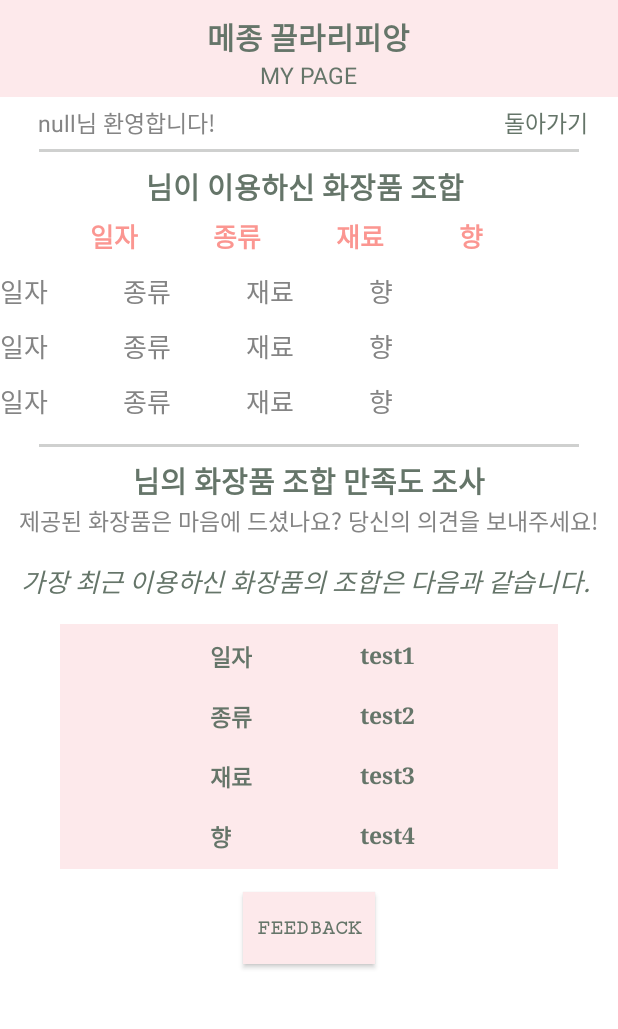
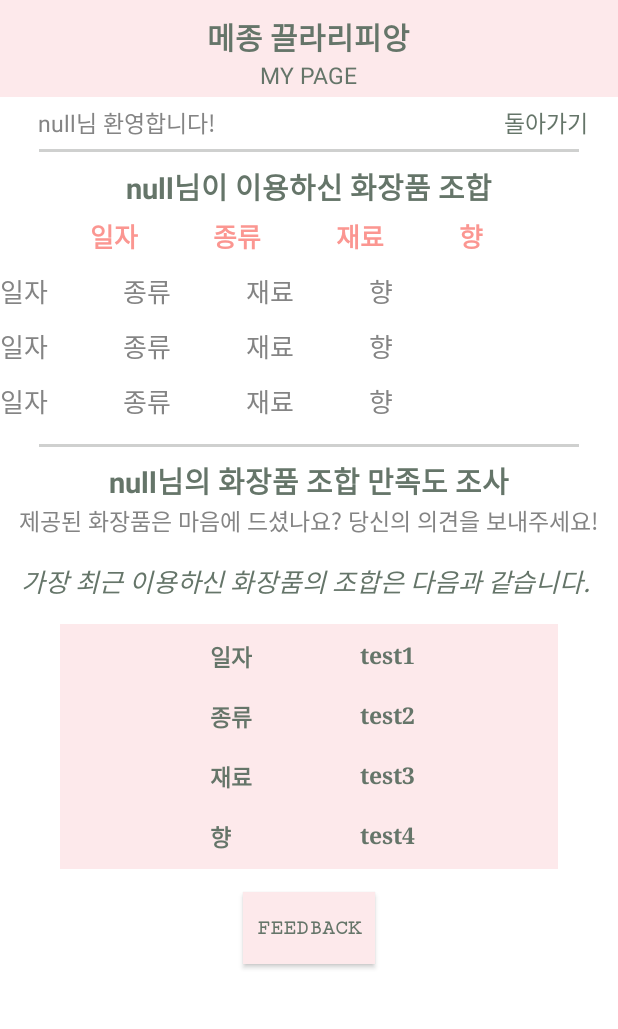
Before and after one commit to joohye85/Masionclarifiant, an Android app: the MypageActivity screen opened directly, with no data from a screen before it, on a phone screen of 412 x 824 dp, the part 61-1090 px from its top. Run offline under Robolectric (Android 15) with nearby library versions, the light colour scheme and no system bars.

Commit message:
Selectedingredient 배열 초기화 구현 / mypage 기능 구현중

```diff
--- a/app/src/main/java/com/example/masionclarifiant/MypageActivity.java
+++ b/app/src/main/java/com/example/masionclarifiant/MypageActivity.java
@@ -4,6 +4,7 @@ import androidx.appcompat.app.AppCompatActivity;
 
 import android.os.Bundle;
 import android.view.View;
+import android.widget.Button;
 import android.widget.TextView;
 
 public class MypageActivity extends AppCompatActivity {
@@ -14,10 +15,17 @@ public class MypageActivity extends AppCompatActivity {
         setContentView(R.layout.activity_mypage);
 
         String userID = getIntent().getStringExtra("userID");
+
         TextView back_btn = (TextView) findViewById(R.id.back_btn);
         TextView my_pg = (TextView) findViewById(R.id.mypage_text);
+        TextView user_use_combination = (TextView)findViewById(R.id.my_pg3);
+        TextView feedback_message = (TextView)findViewById(R.id.my_pg4);
+
+        Button feedback = (Button)findViewById(R.id.button5);
+
         my_pg.setText(userID + "님 환영합니다!");
-
+        user_use_combination.setText(userID +"님이 이용하신 화장품 조합");
+        feedback_message.setText(userID  +"님의 화장품 조합 만족도 조사");
         //돌아가기BTN
         back_btn.setOnClickListener(new View.OnClickListener() {
             @Override
@@ -25,5 +33,12 @@ public class MypageActivity extends AppCompatActivity {
                 MypageActivity.super.onBackPressed();
             }
         });
+
+        feedback.setOnClickListener(new View.OnClickListener() {
+            @Override
+            public void onClick(View v) {
+
+            }
+        });
     }
 }
--- a/app/src/main/java/com/example/masionclarifiant/SelectFrag2.java
+++ b/app/src/main/java/com/example/masionclarifiant/SelectFrag2.java
@@ -63,12 +63,8 @@ public class SelectFrag2 extends Fragment {
         snailText = (TextView) getActivity().findViewById(R.id.snailText);
         oliveText = (TextView) getActivity().findViewById(R.id.oliveText);
 
-        for(int i=0; i>=5; i++){
-            selectedingredients[i] = "";
-            System.out.printf("ssssssssssssssssssssss" + selectedingredients[i]);
-        }
+        deleteAllBtn = (ImageButton) getActivity().findViewById(R.id.deleteAll);
 
-        deleteAllBtn = (ImageButton) getActivity().findViewById(R.id.deleteAll);
         aloebox.setOnClickListener(new View.OnClickListener(){
             public void onClick(View view){
                 if(totalCount==3) Toast.makeText(getContext(), "성분은 3개 이내로 담아주세요", Toast.LENGTH_SHORT).show();
```
Also changed, not shown: app/src/main/java/com/example/masionclarifiant/SelectResultActivity.java (+6 -6 lines).
